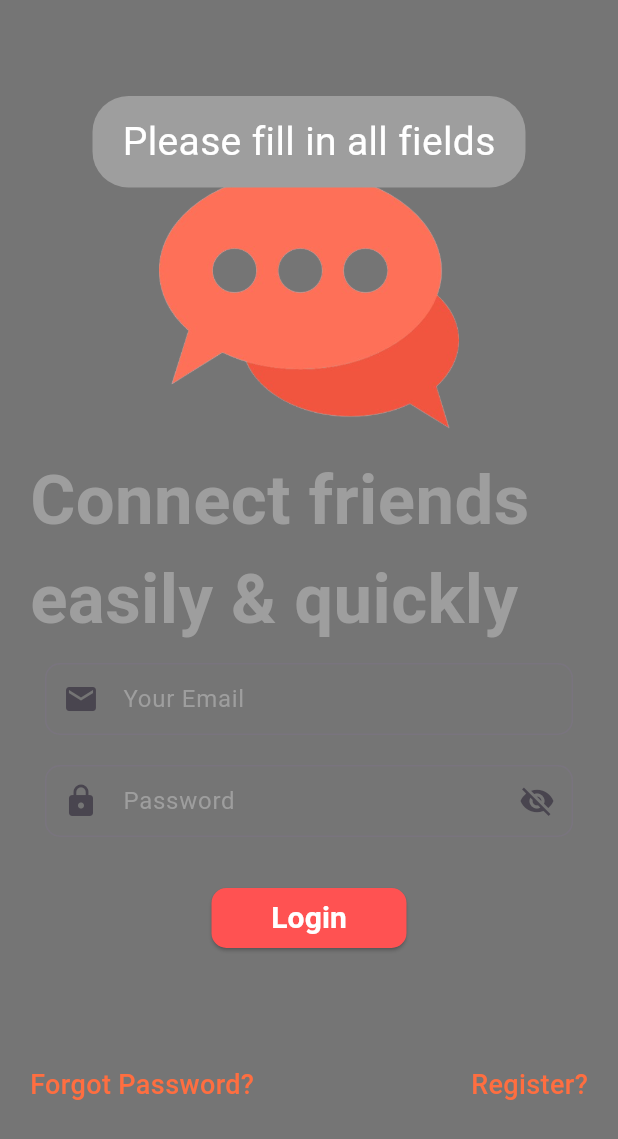
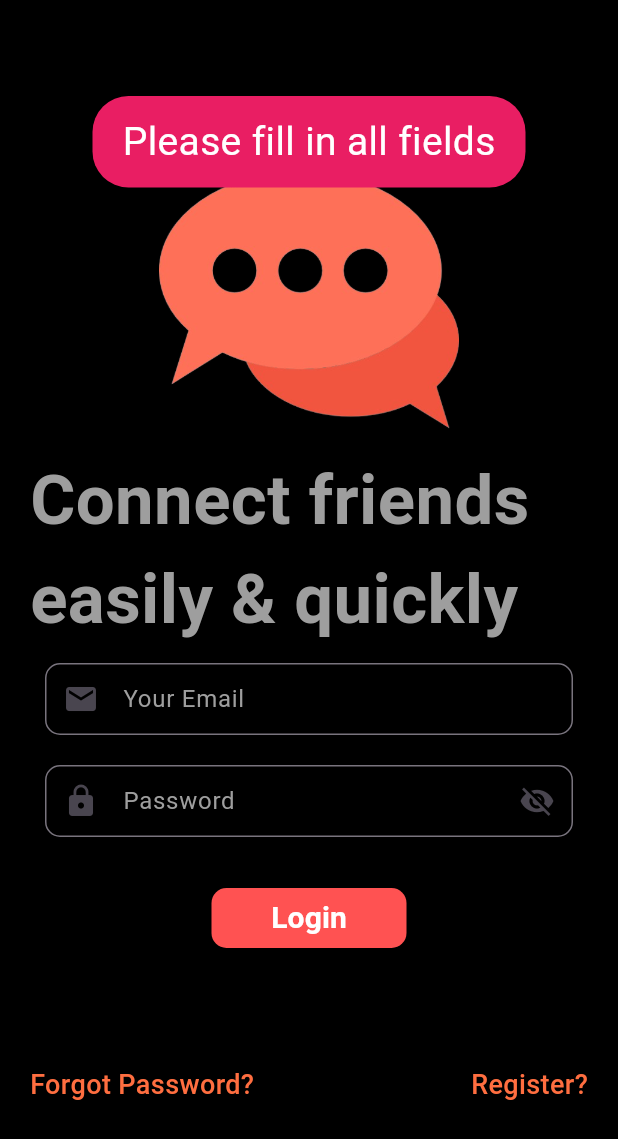
Before and after one commit to thedumbinventor/messaging, a Flutter app: the screen it shows after launch, after a tap on "Login", on a phone screen of 412 x 824 dp. Shown: the top 1139 px of the screen. Run offline on Flutter 3.47's test engine with Material 3 defaults, Android fonts, the light colour scheme and no system bars; our stand-ins replace chewie, fluttertoast, get, video_player.

Commit message:
added 5 screens

```diff
--- a/lib/screens/LoginPage.dart
+++ b/lib/screens/LoginPage.dart
@@ -3,6 +3,9 @@ import 'package:flutter/material.dart';
 import 'package:get/get.dart';
 import 'package:get/get_core/src/get_main.dart';
 import 'package:fluttertoast/fluttertoast.dart';
+import 'package:messaging/screens/Dashboard.dart';
+import 'package:video_player/video_player.dart';
+import 'package:chewie/chewie.dart';
 
 class LoginPage extends StatefulWidget {
   const LoginPage({Key? key}) : super(key: key);
@@ -15,7 +18,7 @@ class _LoginPageState extends State<LoginPage> {
   @override
   void initState() {
     super.initState();
-    Timer(Duration(seconds: 2), () {
+    Timer(Duration(seconds: 1), () {
       Navigator.pushReplacement(
         context,
         MaterialPageRoute(builder: (context) => LoginAction()),
@@ -86,10 +89,10 @@ class _LoginActionState extends State<LoginAction> {
   void _showToast(String message) {
    Fluttertoast.showToast(
       msg: message,
-      toastLength: Toast.LENGTH_LONG,
+      toastLength: Toast.LENGTH_SHORT,
       gravity: ToastGravity.TOP,
       timeInSecForIosWeb: 1,
-      backgroundColor: Colors.grey,
+      backgroundColor: Colors.pink,
       textColor: Colors.white,
       fontSize: 26.0,
     );
@@ -103,6 +106,12 @@ class _LoginActionState extends State<LoginAction> {
       _showToast("Please fill in all fields");
       return;
     }
+    else {
+      Navigator.pushReplacement(
+        context,
+        MaterialPageRoute(builder: (context) => Dashboard()),
+      );
+    }
 
     // Add your login logic here
   }
@@ -110,7 +119,7 @@ class _LoginActionState extends State<LoginAction> {
   @override
   Widget build(BuildContext context) {
     return Scaffold(
-      backgroundColor: Colors.black54,
+      backgroundColor: Colors.black,
       body: SingleChildScrollView(
         child: Padding(
           padding: EdgeInsets.fromLTRB(20, 100, 20, 20),
@@ -123,7 +132,8 @@ class _LoginActionState extends State<LoginAction> {
                   width: 200,
                   child: Image.asset('assets/image.png'),
                 ),
-                Text(
+
+                const Text(
                   'Connect friends easily & quickly',
                   style: TextStyle(
                     fontSize: 46,
@@ -160,6 +170,7 @@ class _LoginActionState extends State<LoginAction> {
                       borderRadius: BorderRadius.circular(10.0),
                     ),
                     child: TextField(
+                      style: TextStyle(color: Colors.white),
                       controller: _passwordController,
                       obscureText: !_isPasswordVisible,
                       decoration: InputDecoration(
@@ -190,7 +201,7 @@ class _LoginActionState extends State<LoginAction> {
                 Container(
                   width: 130,
                   child: ElevatedButton(
-                    onPressed: _handleLogin,
+                    onPressed: (_handleLogin),
                     style: ElevatedButton.styleFrom(
                       primary: Colors.redAccent,
                       shape: RoundedRectangleBorder(
--- a/pubspec.yaml
+++ b/pubspec.yaml
@@ -48,7 +48,8 @@ dev_dependencies:
   # rules and activating additional ones.
   flutter_lints: ^2.0.0
   fluttertoast: ^8.2.4
-
+  chewie: ^1.7.4
+  video_player: ^2.8.2
 # For information on the generic Dart part of this file, see the
 # following page: https://dart.dev/tools/pub/pubspec
 
```
Also changed, not shown: lib/screens/Contacts.dart (added, +12 -0 lines), lib/screens/Dashboard.dart (added, +75 -0 lines), lib/screens/Favorite.dart (added, +12 -0 lines), lib/screens/HomeScreen.dart (added, +11 -0 lines), lib/screens/MyProfile.dart (added, +11 -0 lines), lib/screens/Settings.dart (added, +12 -0 lines), pubspec.lock, 1 other file.
